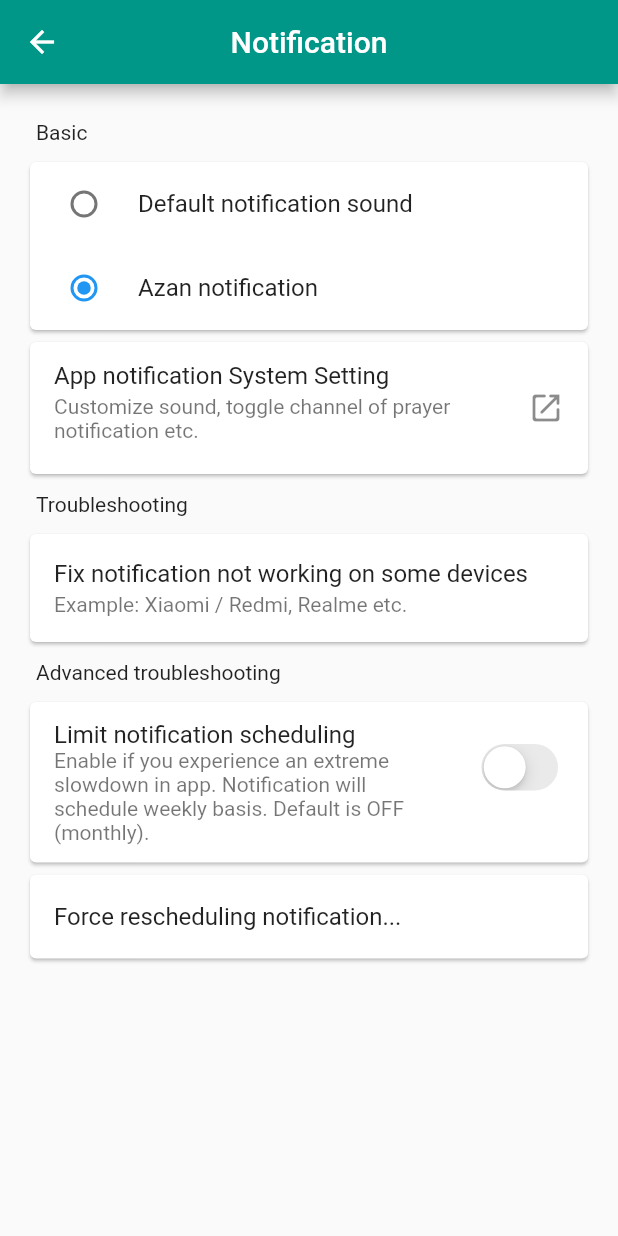
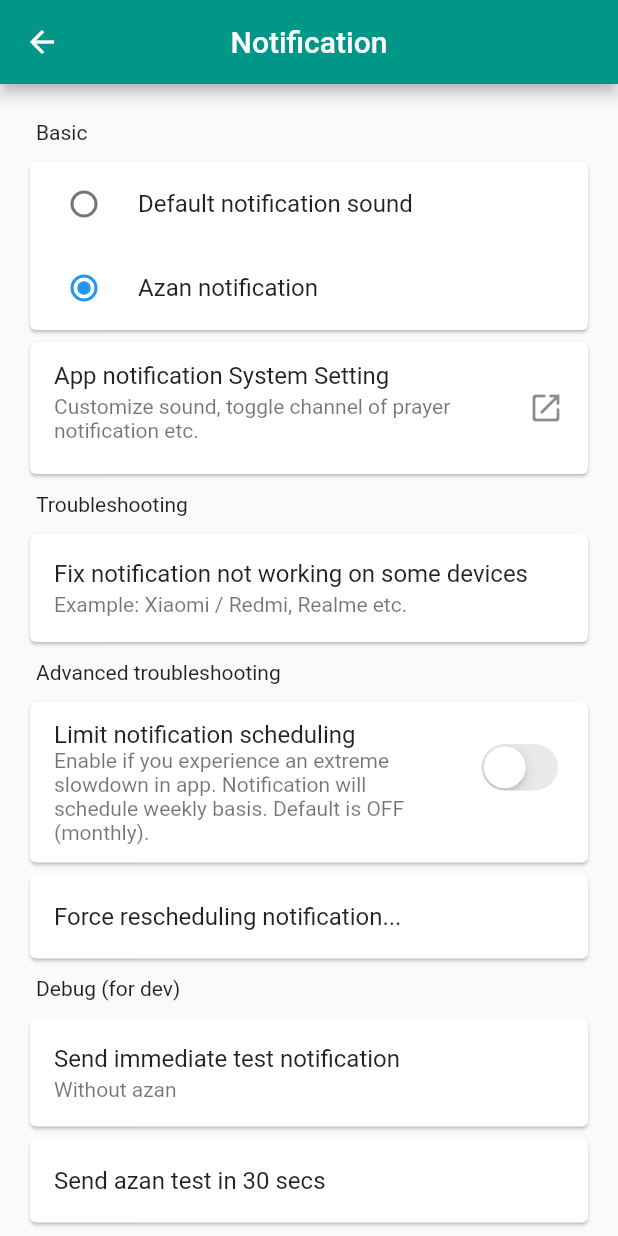
Before and after one commit to mptwaktusolat/app_waktu_solat_malaysia, a Flutter app: the NotificationPageSetting screen opened directly, on a phone screen of 412 x 824 dp. Run offline on Flutter 3.47's test engine with Material 2 defaults, Android fonts, the phone set to English and light mode, and no system bars; our stand-ins replace cached_network_image, cloud_firestore, device_info_plus, email_validator, firebase_core, flutter_local_notifications and 17 more; missing offline and left inert: app_settings, flutter_qiblah, flutter_web_browser, restart_app; accounts and stored records are empty; generated files the repository leaves out were written again.

Commit message:
:recycle: Moves notification debug to setting page
from debug dialog

```diff
--- a/lib/views/Settings part/NotificationSettingPage.dart
+++ b/lib/views/Settings part/NotificationSettingPage.dart
@@ -1,11 +1,16 @@
 import 'package:app_settings/app_settings.dart';
 import 'package:flutter/cupertino.dart';
 import 'package:flutter/material.dart';
+import 'package:flutter/services.dart';
 import 'package:flutter_gen/gen_l10n/app_localizations.dart';
+import 'package:flutter_local_notifications/flutter_local_notifications.dart';
+import 'package:fluttertoast/fluttertoast.dart';
 import 'package:get_storage/get_storage.dart';
 import 'package:restart_app/restart_app.dart';
+import 'package:timezone/timezone.dart' as tz;
 
 import '../../CONSTANTS.dart';
+import '../../notificationUtil/notifications_helper.dart';
 import '../../utils/cupertinoSwitchListTile.dart';
 import 'troubleshoot_notif.dart';
 
@@ -22,7 +27,6 @@ class _NotificationPageSettingState extends State<NotificationPageSetting> {
   MyNotificationType _type =
       MyNotificationType.values[GetStorage().read(kNotificationType)];
 
-  // TODO: Add areNotificationsEnabled() fronm the plugin
   @override
   Widget build(BuildContext context) {
     return Scaffold(
@@ -177,8 +181,107 @@ class _NotificationPageSettingState extends State<NotificationPageSetting> {
               },
             ),
           ),
+          const _DebugNotifWidget(),
         ],
       ),
     );
   }
 }
+
+class _DebugNotifWidget extends StatelessWidget {
+  const _DebugNotifWidget({Key? key}) : super(key: key);
+
+  @override
+  Widget build(BuildContext context) {
+    return ListView(
+      physics: const NeverScrollableScrollPhysics(),
+      shrinkWrap: true,
+      children: [
+        const Padding(
+          padding: EdgeInsets.all(8.0),
+          child: Text(
+            "Debug (for dev)",
+          ),
+        ),
+        Card(
+          child: ListTile(
+            title: const Text('Send immediate test notification'),
+            subtitle: const Text('Without azan'),
+            onTap: () async {
+              await showDebugNotification();
+            },
+          ),
+        ),
+        Card(
+          child: ListTile(
+            title: const Text('Send azan test in 30 secs'),
+            onTap: () async {
+              await scheduleSingleAzanNotification(
+                  name: 'name',
+                  id: 2321,
+                  title: 'Azan test',
+                  body: 'azan_hejaz2013_fajr',
+                  customSound: 'azan_hejaz2013_fajr',
+                  scheduledTime: tz.TZDateTime.now(tz.local)
+                      .add(const Duration(seconds: 30)));
+            },
+          ),
+        ),
+        ListTile(
+          title: const Text('Last update notification'),
+          subtitle: Text(DateTime.fromMillisecondsSinceEpoch(
+                  GetStorage().read(kStoredLastUpdateNotif))
+              .toString()),
+          onLongPress: () {
+            Clipboard.setData(ClipboardData(
+                    text: GetStorage().read(kStoredLastUpdateNotif).toString()))
+                .then((value) => Fluttertoast.showToast(msg: 'Copied millis'));
+          },
+        ),
+        ListTile(
+          title: const Text('Number of scheduled notification'),
+          subtitle:
+              Text(GetStorage().read(kNumberOfNotifsScheduled).toString()),
+        ),
+        FutureBuilder<List<PendingNotificationRequest>>(
+            future:
+                FlutterLocalNotificationsPlugin().pendingNotificationRequests(),
+            builder:
+                (_, AsyncSnapshot<List<PendingNotificationRequest>> snapshot) {
+              return ExpansionTile(
+                title: const Text("Pending Notification Requests"),
+                subtitle: Text(snapshot.data?.length.toString() ?? "no data"),
+                children: snapshot.data!
+                    .map((e) => ListTile(
+                          trailing: Text(e.id.toString()),
+                          title: Text(e.title!),
+                          subtitle: Text(e.body!),
+                        ))
+                    .toList(),
+                // onTap: () {
+                //   showDialog(
+                //       context: context,
+                //       builder: (_) {
+                //         return Dialog(
+                //           child: ListView.builder(
+                //             shrinkWrap: true,
+                //             itemCount: snapshot.data!.length,
+                //             itemBuilder: (_, index) {
+                //               PendingNotificationRequest? _data =
+                //                   snapshot.data![index];
+                //               return ListTile(
+                //                 leading: Text(_data.id.toString()),
+                //                 title: Text(_data.title ?? "no title"),
+                //                 subtitle: Text(_data.body ?? "no body"),
+                //               );
+                //             },
+                //           ),
+                //         );
+                //       });
+                // },
+              );
+            }),
+      ],
+    );
+  }
+}
```
Also changed, not shown: lib/views/debug_widgets.dart (+4 -42 lines).
